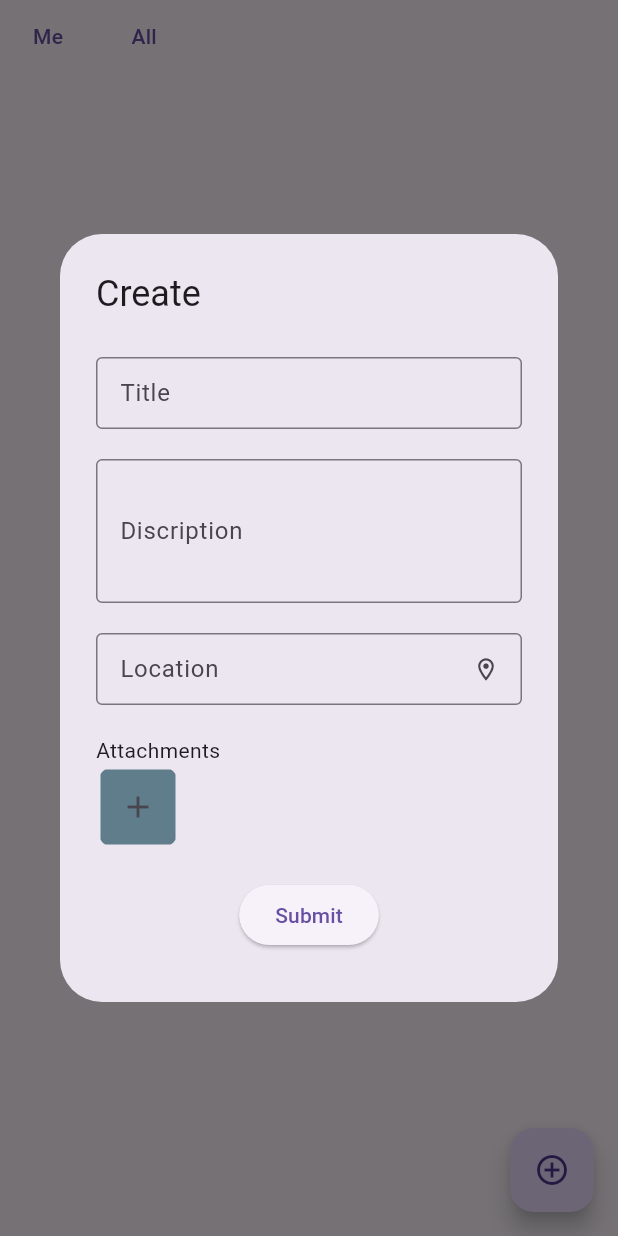
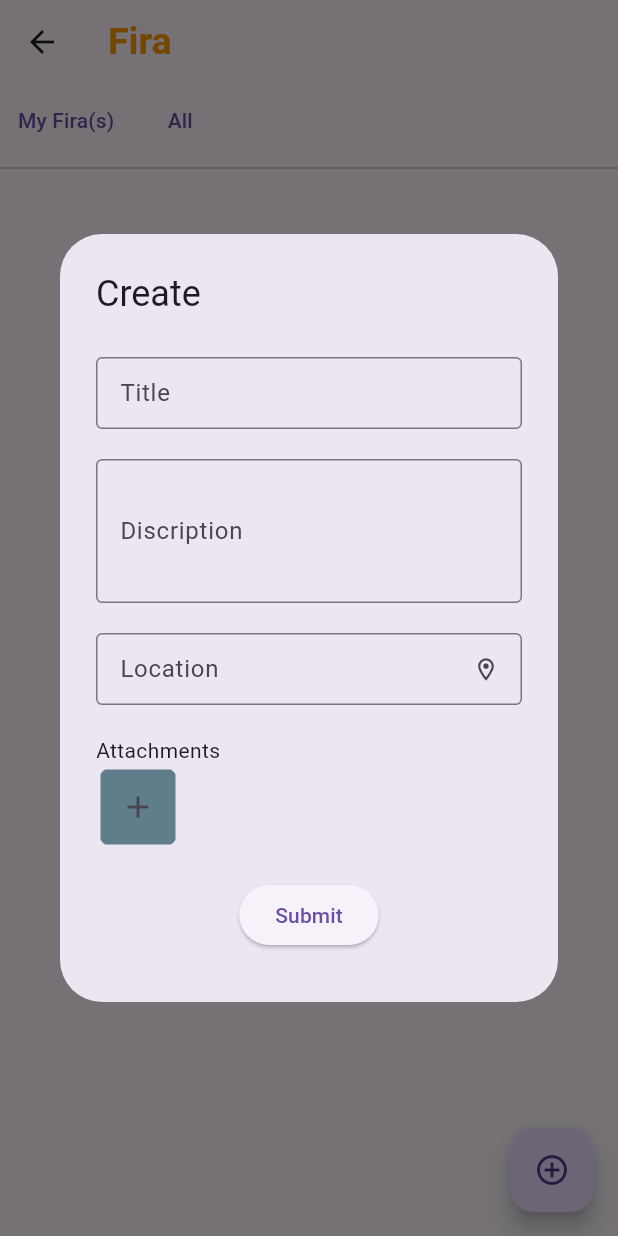
Before and after one commit to Praveen-Pandiyan/fira, a Flutter app: the HomePage screen opened directly, after a tap on the "add circle outline" icon, on a phone screen of 412 x 824 dp. Run offline on Flutter 3.47's test engine with Material 3 defaults, Android fonts, the phone set to English and light mode, and no system bars; our stand-ins replace cloud_firestore, file_picker, firebase_auth, firebase_core, firebase_messaging, firebase_storage and 2 more; accounts and stored records are empty.

Commit message:
ui implementation

```diff
--- a/lib/bloc/tickets/tickets_bloc.dart
+++ b/lib/bloc/tickets/tickets_bloc.dart
@@ -14,7 +14,6 @@ class TicketListBloc extends Bloc<TicketRepoEvent, TicketListState> {
           return TicketListLoaded(data);
         });
       } else if (TicketRepoEvent.user == event) {
-
         String uid = (await FiraAuthService().currentUser())!.uid;
         emit.forEach(_ticketService.getUser(uid), onData: (data){
           return TicketListLoaded(data);
--- a/lib/main.dart
+++ b/lib/main.dart
@@ -25,6 +25,7 @@ class MyApp extends StatelessWidget {
   Widget build(BuildContext context) {
     return MaterialApp(
       title: 'Flutter Demo',
+      debugShowCheckedModeBanner: false,
       theme: ThemeData(
         primarySwatch: Colors.blue,
       ),
--- a/lib/models/tickets_model.dart
+++ b/lib/models/tickets_model.dart
@@ -8,9 +8,9 @@ class Tickets {
   final String disctiption;
   final List<File> attachmentFiles;
   List<String> attachments;
-  String? ownerId;
+  String? ownerId,ownerName;
   final String location;
-  final num? dateTime;
+  final String? dateTime;
 
   Tickets(
       {this.id,
@@ -20,6 +20,7 @@ class Tickets {
       this.attachments =const [],
       required this.location,
       this.ownerId,
+      this.ownerName,
       this.dateTime});
 
   static Tickets fromFirebase(DocumentSnapshot<Map<String, dynamic>> doc) =>
@@ -27,10 +28,11 @@ class Tickets {
           id: doc.id,
           title: doc.data()!['title'],
           disctiption: doc.data()!['discription'],
-          // attachments: doc.data()!['attachments'].cast<String>() ,
+          attachments: doc.data()!['attachments'].cast<String>() ,
           ownerId: doc.data()!['ownerId'],
+          ownerName: doc.data()!['ownerName'],
           location: doc.data()!['location'],
-          dateTime: doc.data()!['date']);
+          dateTime: doc.data()!['date'].toString());
 
   Map<String, dynamic> toDoc() {
     return {
@@ -39,7 +41,8 @@ class Tickets {
       "attachments": attachments,
       "location": location,
       "ownerId":ownerId,
-      "date": DateTime.now().millisecondsSinceEpoch
+      "ownerName":ownerName,
+      "date": DateTime.now().toString()
     };
   }
 }
--- a/lib/services/ticket_services.dart
+++ b/lib/services/ticket_services.dart
@@ -23,6 +23,7 @@ class TicketsServices {
       ticket.attachments = imageUrls;
     }
     ticket.ownerId = (await FiraAuthService().currentUser())!.uid;
+    ticket.ownerName = (await FiraAuthService().currentUser())!.displayName;
 
     await ticketCollection.doc(docId).set(ticket.toDoc());
   }
--- a/lib/widgets/home_page/home_page.dart
+++ b/lib/widgets/home_page/home_page.dart
@@ -1,5 +1,6 @@
 import 'package:fira/bloc/tickets/tickets_bloc.dart';
 import 'package:fira/widgets/home_page/add_new_fira.dart';
+import 'package:fira/widgets/home_page/fira_container.dart';
 import 'package:flutter/material.dart';
 import 'package:flutter_bloc/flutter_bloc.dart';
 
@@ -14,15 +15,24 @@ class _HomePageState extends State<HomePage> {
   @override
   void initState() {
     super.initState();
+    context.read<TicketListBloc>().add(TicketRepoEvent.user);
   }
 
   @override
   Widget build(BuildContext context) {
     return Scaffold(
+      appBar: AppBar(
+        title: const Text(
+          "Fira",
+          style: TextStyle(
+              color: Colors.orange, fontSize: 25, fontWeight: FontWeight.bold),
+        ),
+      ),
       body: BlocBuilder<TicketListBloc, TicketListState>(
         builder: (context, state) {
           return SingleChildScrollView(
-            child: Column(children: [
+            child:
+                Column(crossAxisAlignment: CrossAxisAlignment.start, children: [
               Row(
                 children: [
                   TextButton(
@@ -32,7 +42,7 @@ class _HomePageState extends State<HomePage> {
                             .read<TicketListBloc>()
                             .add(TicketRepoEvent.user);
                       },
-                      child: const Text("Me")),
+                      child: const Text("My Fira(s)")),
                   TextButton(
                       onPressed: () {
                         print("frf");
@@ -41,10 +51,15 @@ class _HomePageState extends State<HomePage> {
                       child: const Text("All")),
                 ],
               ),
-              if (state is TicketListLoaded)
+              const Divider(),
+              if (state is TicketListLoaded) ...[
+                if (state.tickets.isEmpty) const Text("Nothing to Show"),
                 ...state.tickets.map((element) {
-                  return Text(element.title, key: Key(element.id!),);
+                  return FiraContainer(
+                    data: element,
+                  );
                 }).toList()
+              ]
             ]),
           );
         },
--- a/pubspec.yaml
+++ b/pubspec.yaml
@@ -44,6 +44,7 @@ dependencies:
   file_picker: ^6.1.1
   firebase_storage: ^11.5.1
   uuid: ^4.2.1
+  firebase_messaging: ^14.7.4
 
 dev_dependencies:
   flutter_test:
```
Also changed, not shown: lib/services/notification_service.dart (added, +41 -0 lines), lib/widgets/home_page/fira_container.dart (added, +74 -0 lines), pubspec.lock, 1 other file.
